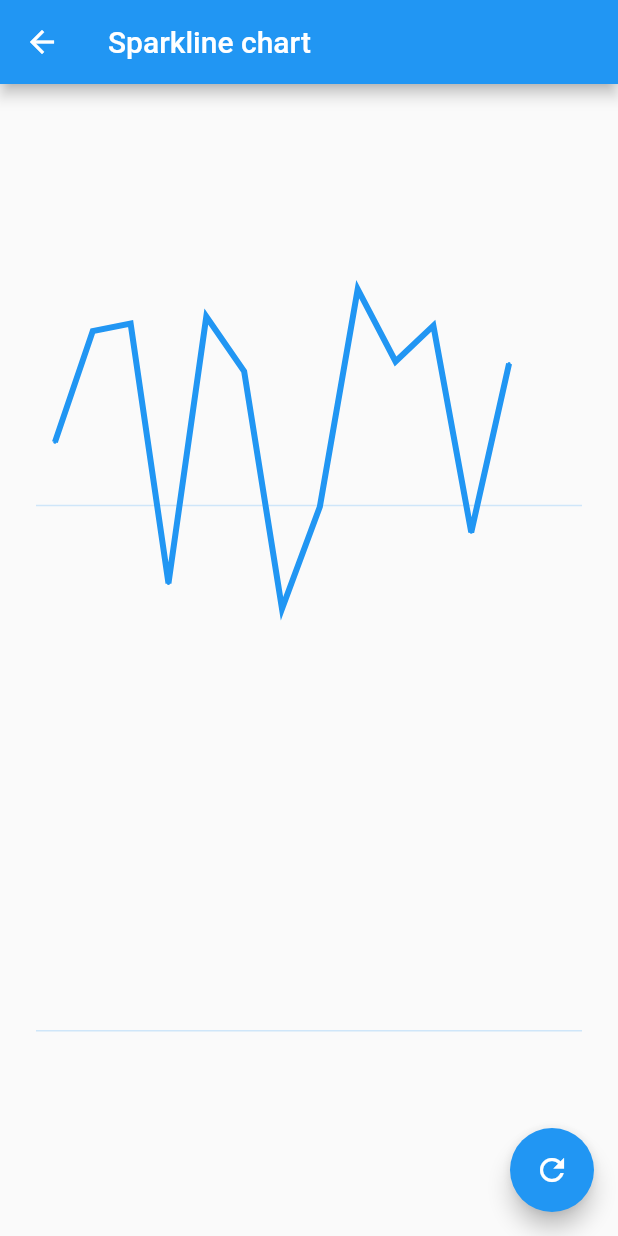
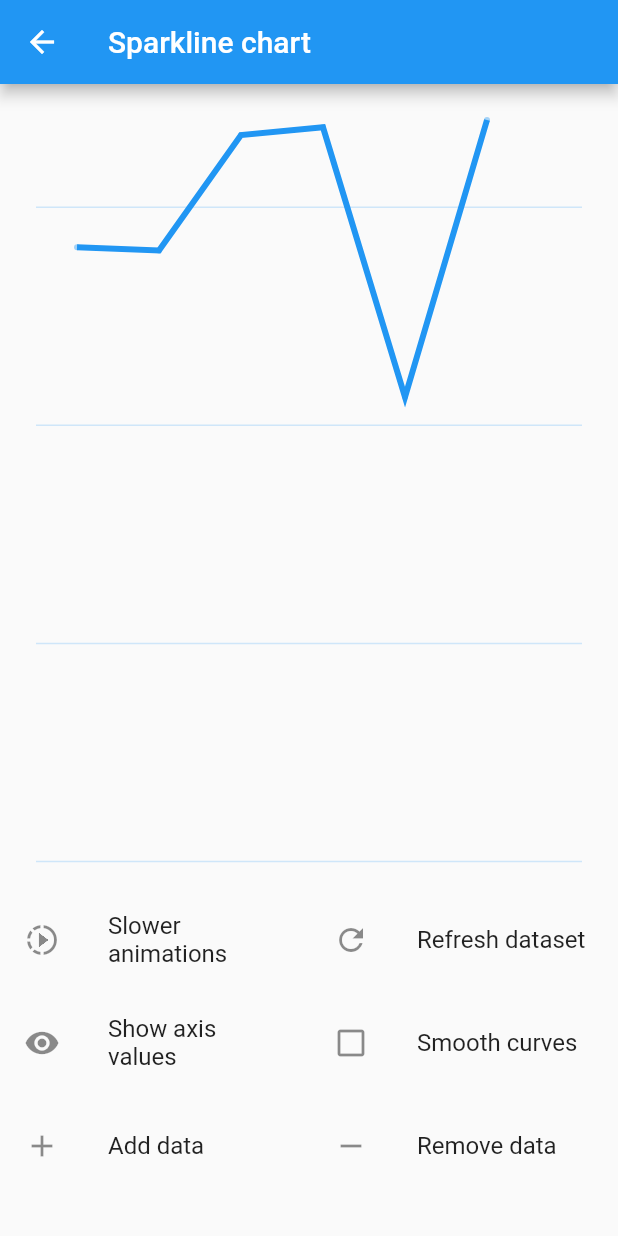
Before and after one commit to infinum/flutter-charts, a Flutter app: the LineChartScreen screen opened directly, on a phone screen of 412 x 824 dp. Run offline on Flutter 3.47's test engine with Material 2 defaults, Android fonts, the phone set to English and light mode, and no system bars; our stand-ins replace path_drawing; statements that could not run were skipped.

Commit message:
Add smooth curve graph

```diff
--- a/example/lib/charts/line_chart_screen.dart
+++ b/example/lib/charts/line_chart_screen.dart
@@ -3,6 +3,7 @@ import 'dart:math';
 import 'package:example/widgets/line_chart.dart';
 import 'package:flutter/cupertino.dart';
 import 'package:flutter/material.dart';
+import 'package:flutter/scheduler.dart';
 import 'package:flutter_charts/chart.dart';
 
 class LineChartScreen extends StatefulWidget {
@@ -15,6 +16,9 @@ class LineChartScreen extends StatefulWidget {
 class _LineChartScreenState extends State<LineChartScreen> {
   final _values = <BarValue>[];
   double targetMax;
+  bool _showValues = false;
+  bool _smoothCurves = false;
+  int minItems = 6;
 
   @override
   void initState() {
@@ -27,7 +31,7 @@ class _LineChartScreenState extends State<LineChartScreen> {
     final double _difference = _rand.nextDouble() * 15;
 
     targetMax = 3 + (_rand.nextDouble() * _difference * 0.75) - (_difference * 0.25);
-    _values.addAll(List.generate((_rand.nextDouble() * 16).toInt() + 6, (index) {
+    _values.addAll(List.generate(minItems, (index) {
       return BarValue(2 + _rand.nextDouble() * _difference);
     }));
   }
@@ -40,35 +44,101 @@ class _LineChartScreenState extends State<LineChartScreen> {
           'Sparkline chart',
         ),
       ),
-      body: Center(
+      body: Column(
+        children: [
+          Center(
             child: Padding(
               padding: const EdgeInsets.all(24.0),
               child: LineChart(
                 data: _values,
-            maxBarWidth: 2.0,
+                maxBarWidth: 4.0,
                 height: MediaQuery.of(context).size.height * 0.6,
                 dataToValue: (BarValue value) => value.max,
-            itemColor: Theme.of(context).accentColor,
+                itemColor: Theme.of(context).accentColor.withOpacity(0.4),
                 targetOverColor: Theme.of(context).errorColor,
+                smoothCurves: _smoothCurves,
                 backgroundDecorations: [
                   GridDecoration(
                     showVerticalGrid: false,
-                valueAxisStep: 2.5,
+                    showTopHorizontalValue: _showValues,
+                    showVerticalValues: _showValues,
+                    showHorizontalValues: _showValues,
+                    valueAxisStep: 1,
+                    textStyle: Theme.of(context).textTheme.caption,
                     gridColor: Theme.of(context).colorScheme.primaryVariant.withOpacity(0.2),
                   ),
                 ],
               ),
             ),
           ),
-      floatingActionButton: FloatingActionButton(
-        child: Icon(Icons.refresh),
-        onPressed: () {
+          Flexible(
+            child: GridView(
+              gridDelegate: SliverGridDelegateWithFixedCrossAxisCount(crossAxisCount: 2, childAspectRatio: 3),
+              children: [
+                ListTile(
+                  leading: Icon(timeDilation == 10 ? Icons.play_arrow : Icons.slow_motion_video),
+                  title: Text(timeDilation == 10 ? 'Faster animations' : 'Slower animations'),
+                  onTap: () {
+                    setState(() {
+                      timeDilation = timeDilation == 10 ? 1 : 10;
+                    });
+                  },
+                ),
+                ListTile(
+                  leading: Icon(Icons.refresh),
+                  title: Text('Refresh dataset'),
+                  onTap: () {
                     setState(() {
                       _values.clear();
                       _updateValues();
                     });
                   },
                 ),
+                ListTile(
+                  leading: Icon(_showValues ? Icons.visibility_off : Icons.visibility),
+                  title: Text('${_showValues ? 'Hide' : 'Show'} axis values'),
+                  onTap: () {
+                    setState(() {
+                      _showValues = !_showValues;
+                    });
+                  },
+                ),
+                ListTile(
+                  leading: Icon(_smoothCurves ? Icons.check_box_outlined : Icons.check_box_outline_blank),
+                  title: Text('Smooth curves'),
+                  onTap: () {
+                    setState(() {
+                      _smoothCurves = !_smoothCurves;
+                    });
+                  },
+                ),
+                ListTile(
+                  leading: Icon(Icons.add),
+                  title: Text('Add data'),
+                  onTap: () {
+                    setState(() {
+                      _values.clear();
+                      minItems += 4;
+                      _updateValues();
+                    });
+                  },
+                ),
+                ListTile(
+                  leading: Icon(Icons.remove),
+                  title: Text('Remove data'),
+                  onTap: () {
+                    setState(() {
+                      _values.clear();
+                      minItems -= 4;
+                      _updateValues();
+                    });
+                  },
+                ),
+              ],
+            ),
+          ),
+        ],
+      ),
     );
   }
 }
--- a/example/lib/widgets/line_chart.dart
+++ b/example/lib/widgets/line_chart.dart
@@ -26,6 +26,7 @@ class LineChart<T> extends StatelessWidget {
     this.maxBarWidth,
     this.itemRadius,
     this.minBarWidth,
+    this.smoothCurves,
     Key key,
   }) : super(key: key);
 
@@ -52,6 +53,7 @@ class LineChart<T> extends StatelessWidget {
   final double maxBarWidth;
   final double minBarWidth;
 
+  final bool smoothCurves;
   final List<DecorationPainter> backgroundDecorations;
 
   @override
@@ -107,12 +109,13 @@ class LineChart<T> extends StatelessWidget {
         ),
         foregroundDecorations: [
           ..._foregroundDecorations,
+          SparkLineDecoration(
+            lineWidth: 4.0,
+            smoothPoints: smoothCurves,
+          ),
         ],
         backgroundDecorations: [
           ..._backgroundDecorations,
-          SparkLineDecoration(
-            lineWidth: 4.0,
-          ),
         ],
       ),
     );
```
Also changed, not shown: lib/chart/painter/decorations/spark_line_decoration.dart (+23 -7 lines). Lines whose indentation alone changed are shown as unchanged.
